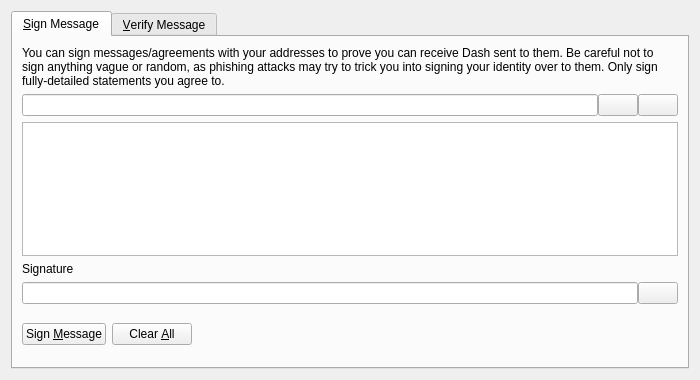
Before: the Qt Designer form src/qt/forms/signverifymessagedialog.ui in ruvex/SteepCoin-Core, drawn with Qt 5.
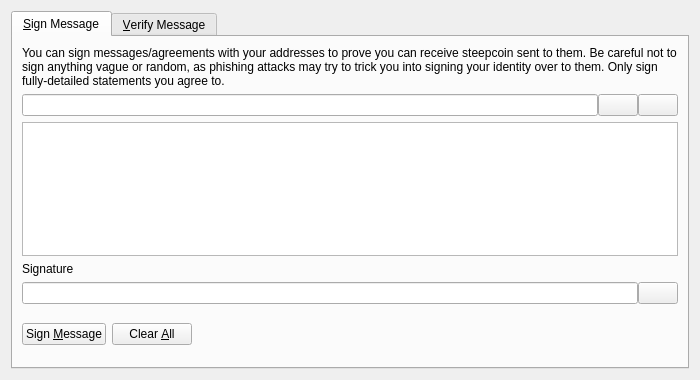
After: the same form once the commit is applied. Custom widgets are drawn as their Qt base class.

Diff of the .ui file:
```diff
--- a/src/qt/forms/signverifymessagedialog.ui
+++ b/src/qt/forms/signverifymessagedialog.ui
@@ -30,7 +30,7 @@
        <item>
         <widget class="QLabel" name="infoLabel_SM">
          <property name="text">
-          <string>You can sign messages/agreements with your addresses to prove you can receive Dash sent to them. Be careful not to sign anything vague or random, as phishing attacks may try to trick you into signing your identity over to them. Only sign fully-detailed statements you agree to.</string>
+          <string>You can sign messages/agreements with your addresses to prove you can receive steepcoin sent to them. Be careful not to sign anything vague or random, as phishing attacks may try to trick you into signing your identity over to them. Only sign fully-detailed statements you agree to.</string>
          </property>
          <property name="textFormat">
           <enum>Qt::PlainText</enum>
```
Left out of the diff: 10 changed lines with no effect on the pictures.
